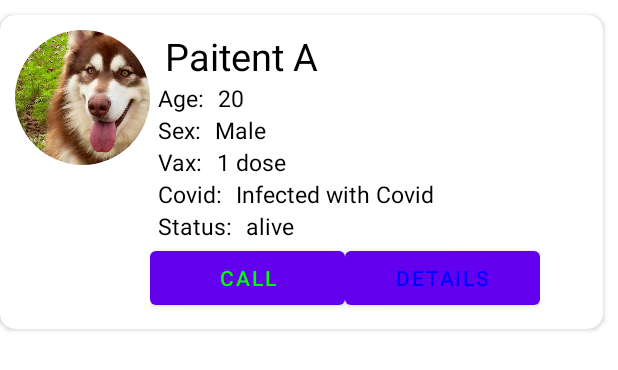
After one commit to Huepham0717/Android_Group, an Android app: the layout item_user.xml on its own in the app's theme, with its tools: preview values and no code run, on a phone screen of 412 x 824 dp. The commit adds this screen. Shown: the top 370 px of the screen. Run offline under Robolectric (Android 15) with nearby library versions, the phone set to English and light mode, and no system bars.

Commit message:
Dat-submit doctor_home_activity
Create doctor_home_activity
Add recycle view and card view library
Add 4 image to test
Create UserAdapter.java and User.java

```diff
--- a/app/build.gradle
+++ b/app/build.gradle
@@ -35,6 +35,9 @@ dependencies {
     implementation 'androidx.constraintlayout:constraintlayout:2.1.2'
     implementation 'androidx.legacy:legacy-support-v4:1.0.0'
     implementation 'com.google.android.gms:play-services-maps:18.0.1'
+    implementation"androidx.recyclerview:recyclerview:1.1.0"
+    implementation"de.hdodenhof:circleimageview:3.1.0"
+    implementation"androidx.cardview:cardview:1.0.0"
     testImplementation 'junit:junit:4.+'
     androidTestImplementation 'androidx.test.ext:junit:1.1.3'
     androidTestImplementation 'androidx.test.espresso:espresso-core:3.4.0'
--- /dev/null
+++ b/app/src/main/res/layout/item_user.xml
@@ -0,0 +1,172 @@
+<?xml version="1.0" encoding="utf-8"?>
+<androidx.cardview.widget.CardView xmlns:android="http://schemas.android.com/apk/res/android"
+    android:layout_width="match_parent"
+    android:layout_height="wrap_content"
+    xmlns:app="http://schemas.android.com/apk/res-auto"
+    app:cardCornerRadius="10dp"
+    android:layout_marginTop="10dp"
+    android:layout_marginEnd="10dp">
+
+    <RelativeLayout
+        android:layout_width="match_parent"
+        android:layout_height="wrap_content"
+        android:padding="10dp">
+
+        <de.hdodenhof.circleimageview.CircleImageView
+            android:id="@+id/img_user"
+            android:layout_width="90dp"
+            android:layout_height="90dp"
+            android:src="@drawable/img1" />
+
+        <LinearLayout
+            android:layout_width="wrap_content"
+            android:layout_height="wrap_content"
+            android:layout_toRightOf="@+id/img_user"
+            android:orientation="vertical">
+
+
+            <TextView
+                android:id="@+id/tv_name"
+                android:layout_width="wrap_content"
+                android:layout_height="wrap_content"
+                android:layout_centerVertical="true"
+                android:layout_marginStart="10dp"
+                android:text="Paitent A"
+                android:textColor="@color/black"
+                android:textSize="25sp" />
+
+            <LinearLayout
+                android:layout_width="wrap_content"
+                android:layout_height="wrap_content"
+                android:orientation="horizontal">
+
+                <TextView
+                    android:id="@+id/tv_age_label"
+                    android:layout_width="wrap_content"
+                    android:layout_height="wrap_content"
+                    android:layout_marginStart="5dp"
+                    android:text="Age: "
+                    android:textColor="@color/black"
+                    android:textSize="15sp" />
+
+                <TextView
+                    android:id="@+id/tv_age"
+                    android:layout_width="wrap_content"
+                    android:layout_height="wrap_content"
+                    android:layout_marginStart="5dp"
+                    android:layout_toEndOf="@id/tv_age_label"
+                    android:text="20"
+                    android:textColor="@color/black"
+                    android:textSize="15sp" />
+            </LinearLayout>
+        <LinearLayout
+            android:layout_width="wrap_content"
+            android:layout_height="wrap_content"
+            android:orientation="horizontal">
+            <TextView
+                android:id="@+id/tv_sex_label"
+                android:layout_width="wrap_content"
+                android:layout_height="wrap_content"
+                android:layout_marginStart="5dp"
+                android:text="Sex: "
+                android:textColor="@color/black"
+                android:textSize="15sp" />
+
+            <TextView
+                android:id="@+id/tv_sex"
+                android:layout_width="wrap_content"
+                android:layout_height="wrap_content"
+                android:layout_centerVertical="true"
+                android:layout_marginStart="5dp"
+                android:text="Male"
+                android:textColor="@color/black"
+                android:textSize="15sp" />
+        </LinearLayout>
+            <LinearLayout
+            android:layout_width="wrap_content"
+            android:layout_height="wrap_content"
+            android:orientation="horizontal">
+            <TextView
+                android:id="@+id/tv_vax_label"
+                android:layout_width="wrap_content"
+                android:layout_height="wrap_content"
+                android:layout_marginStart="5dp"
+                android:text="Vax: "
+                android:textColor="@color/black"
+                android:textSize="15sp" />
+            <TextView
+                android:id="@+id/tv_vax"
+                android:layout_width="wrap_content"
+                android:layout_height="wrap_content"
+                android:layout_centerVertical="true"
+                android:layout_marginStart="5dp"
+                android:text="1 dose"
+                android:textColor="@color/black"
+                android:textSize="15sp" />
+            </LinearLayout>
+             <LinearLayout
+            android:layout_width="wrap_content"
+            android:layout_height="wrap_content"
+            android:orientation="horizontal">
+            <TextView
+                android:id="@+id/tv_covid_label"
+                android:layout_width="wrap_content"
+                android:layout_height="wrap_content"
+                android:layout_marginStart="5dp"
+                android:text="Covid: "
+                android:textColor="@color/black"
+                android:textSize="15sp" />
+            <TextView
+                android:id="@+id/tv_covid"
+                android:layout_width="wrap_content"
+                android:layout_height="wrap_content"
+                android:layout_centerVertical="true"
+                android:layout_marginStart="5dp"
+                android:text="Infected with Covid"
+                android:textColor="@color/black"
+                android:textSize="15sp" />
+             </LinearLayout>
+                <LinearLayout
+            android:layout_width="wrap_content"
+            android:layout_height="wrap_content"
+            android:orientation="horizontal">
+            <TextView
+                android:id="@+id/tv_status_label"
+                android:layout_width="wrap_content"
+                android:layout_height="wrap_content"
+                android:layout_marginStart="5dp"
+                android:text="Status: "
+                android:textColor="@color/black"
+                android:textSize="15sp" />
+            <TextView
+                android:id="@+id/tv_status"
+                android:layout_width="wrap_content"
+                android:layout_height="wrap_content"
+                android:layout_centerVertical="true"
+                android:layout_marginStart="5dp"
+                android:text="alive"
+                android:textColor="@color/black"
+                android:textSize="15sp" />
+                </LinearLayout>
+            <LinearLayout
+                android:layout_width="wrap_content"
+                android:layout_height="wrap_content"
+                android:orientation="horizontal">
+
+                <Button
+                    android:layout_width="130dp"
+                    android:layout_height="wrap_content"
+                    android:text="Call"
+                    android:textColor="@color/green"></Button>
+
+                <Button
+                    android:layout_width="130dp"
+                    android:layout_height="wrap_content"
+                    android:text="Details"
+                    android:textColor="@color/blue"></Button>
+            </LinearLayout>
+        </LinearLayout>
+
+
+    </RelativeLayout>
+</androidx.cardview.widget.CardView>
--- a/app/src/main/res/values/colors.xml
+++ b/app/src/main/res/values/colors.xml
@@ -7,4 +7,6 @@
     <color name="teal_700">#FF018786</color>
     <color name="black">#FF000000</color>
     <color name="white">#FFFFFFFF</color>
+    <color name="green">#00FF00</color>
+    <color name="blue">#0000FF</color>
 </resources>
```
Also changed, not shown: app/src/main/java/com/android/group/DoctorHomeActivity.java (added, +52 -0 lines), app/src/main/java/com/android/group/User.java (added, +78 -0 lines), app/src/main/java/com/android/group/adapter/UserAdapter.java (added, +81 -0 lines), app/src/main/res/layout/DoctorHomeActivity.xml (added, +17 -0 lines), app/src/main/res/drawable/img1.png (added), app/src/main/res/drawable/img2.png (added), app/src/main/res/drawable/img3.png (added), app/src/main/res/drawable/img4.png (added).
